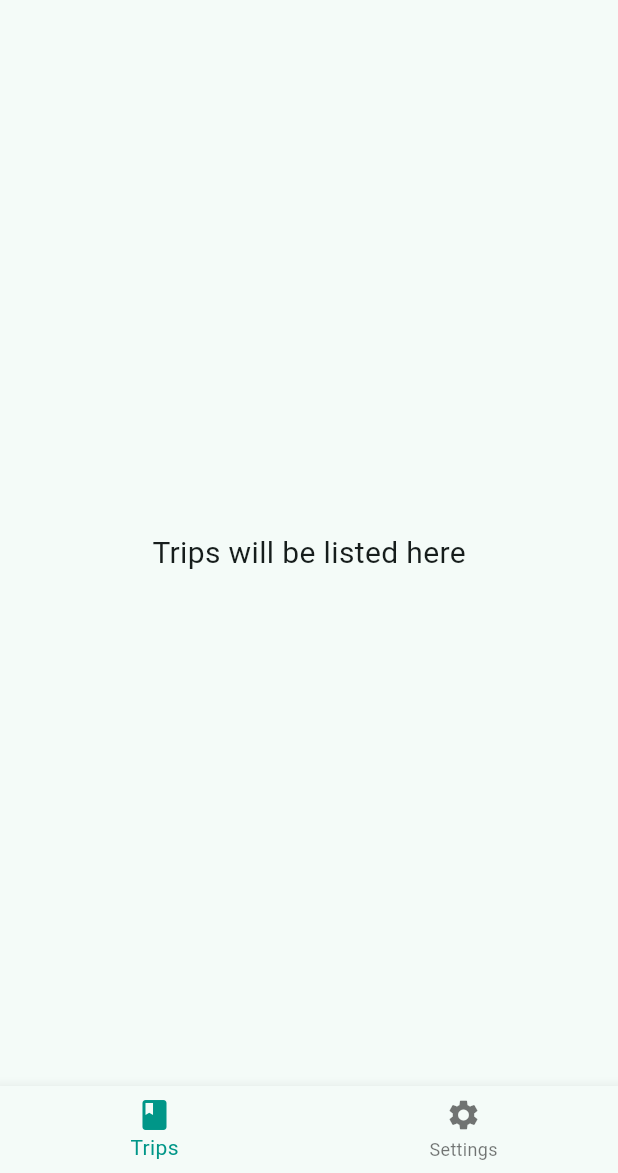
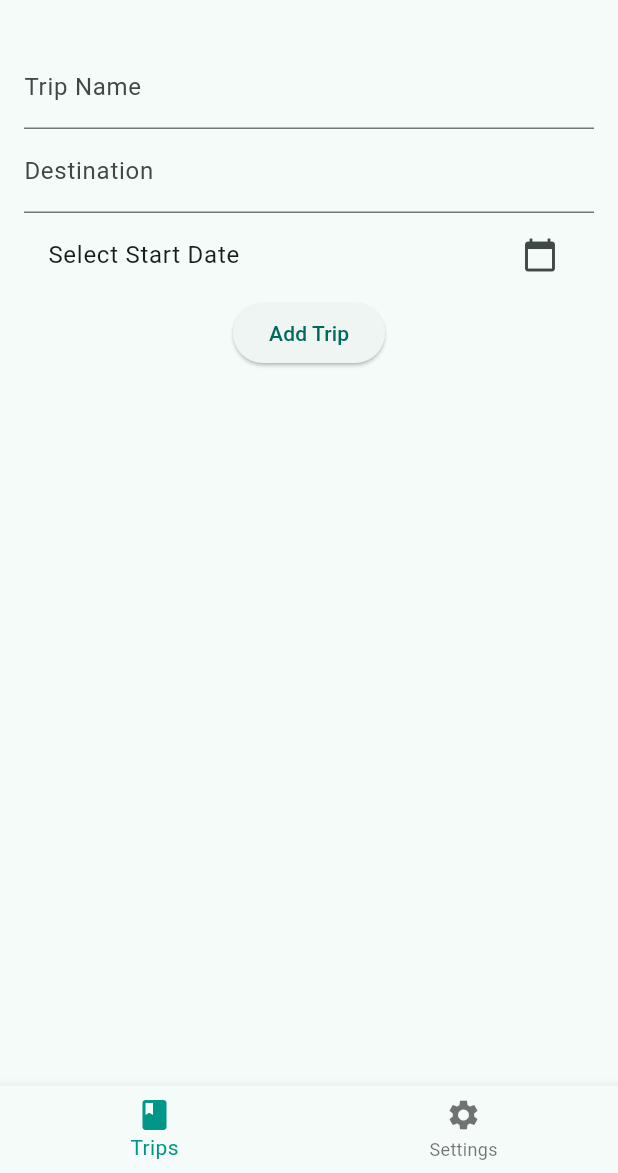
Before and after one commit to pandey-raju/RoamBook, a Flutter app: the screen it shows after launch, on a phone screen of 412 x 824 dp, the part 63-1236 px from its top. Run offline on Flutter 3.47's test engine with Material 3 defaults, Android fonts, the phone set to English and light mode, and no system bars.

Commit message:
Complete Phase 1, Step 1.2: Add trip creation form and list view with tests

```diff
--- a/roambook/lib/main.dart
+++ b/roambook/lib/main.dart
@@ -67,15 +67,105 @@ class _MainNavigationState extends State<MainNavigation> {
   }
 }
 
-class TripsScreen extends StatelessWidget {
+class TripsScreen extends StatefulWidget {
   const TripsScreen({super.key});
 
   @override
+  State<TripsScreen> createState() => _TripsScreenState();
+}
+
+class _TripsScreenState extends State<TripsScreen> {
+  final List<Map<String, dynamic>> _trips = [];
+  final _formKey = GlobalKey<FormState>();
+  final _nameController = TextEditingController();
+  final _destinationController = TextEditingController();
+  DateTime? _startDate;
+
+  void _addTrip() {
+    if (_formKey.currentState!.validate() && _startDate != null) {
+      setState(() {
+        _trips.add({
+          'name': _nameController.text,
+          'destination': _destinationController.text,
+          'startDate': _startDate,
+        });
+        _nameController.clear();
+        _destinationController.clear();
+        _startDate = null;
+      });
+    }
+  }
+
+  @override
   Widget build(BuildContext context) {
-    return const Center(
-      child: Text(
-        'Trips will be listed here',
-        style: TextStyle(fontSize: 20),
+    return Padding(
+      padding: const EdgeInsets.all(16.0),
+      child: Column(
+        children: [
+          Form(
+            key: _formKey,
+            child: Column(
+              children: [
+                TextFormField(
+                  controller: _nameController,
+                  decoration: const InputDecoration(labelText: 'Trip Name'),
+                  validator: (value) {
+                    if (value == null || value.isEmpty) {
+                      return 'Please enter a trip name';
+                    }
+                    return null;
+                  },
+                ),
+                TextFormField(
+                  controller: _destinationController,
+                  decoration: const InputDecoration(labelText: 'Destination'),
+                  validator: (value) {
+                    if (value == null || value.isEmpty) {
+                      return 'Please enter a destination';
+                    }
+                    return null;
+                  },
+                ),
+                ListTile(
+                  title: Text(_startDate == null
+                      ? 'Select Start Date'
+                      : 'Start Date: ${_startDate!.toString().split(' ')[0]}'),
+                  trailing: const Icon(Icons.calendar_today),
+                  onTap: () async {
+                    final date = await showDatePicker(
+                      context: context,
+                      initialDate: DateTime.now(),
+                      firstDate: DateTime(2000),
+                      lastDate: DateTime(2100),
+                    );
+                    if (date != null) {
+                      setState(() {
+                        _startDate = date;
+                      });
+                    }
+                  },
+                ),
+                ElevatedButton(
+                  onPressed: _addTrip,
+                  child: const Text('Add Trip'),
+                ),
+              ],
+            ),
+          ),
+          const SizedBox(height: 20),
+          Expanded(
+            child: ListView.builder(
+              itemCount: _trips.length,
+              itemBuilder: (context, index) {
+                final trip = _trips[index];
+                return ListTile(
+                  title: Text(trip['name']),
+                  subtitle: Text('${trip['destination']} - ${trip['startDate'].toString().split(' ')[0]}'),
+                );
+              },
+            ),
+          ),
+        ],
       ),
     );
   }
```
Also changed, not shown: 1 other file.
